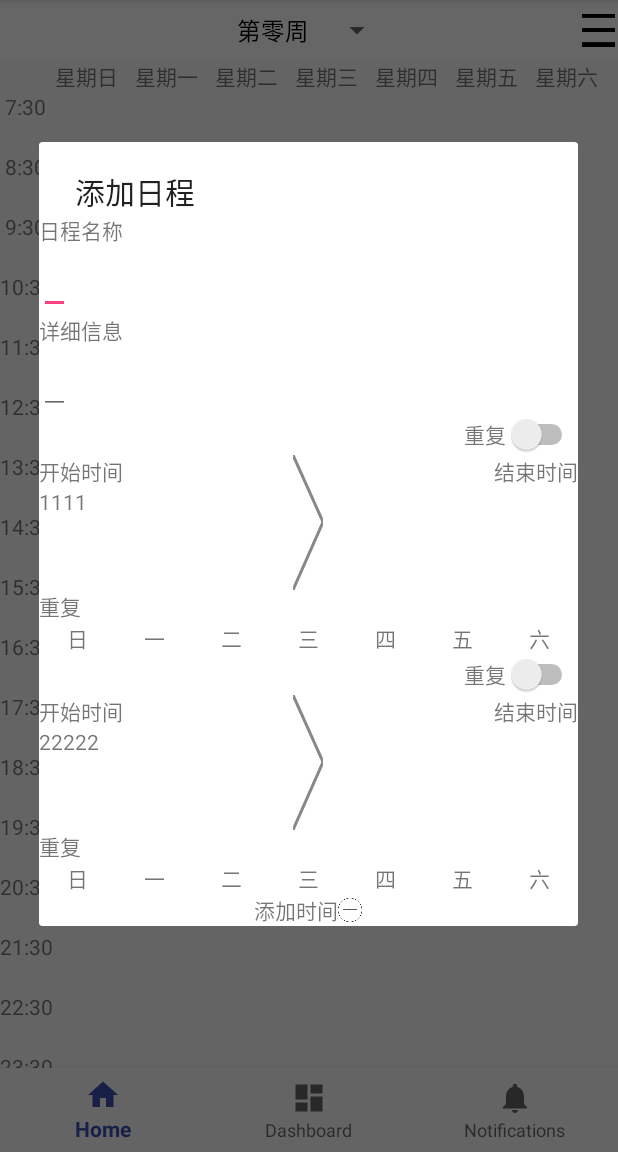
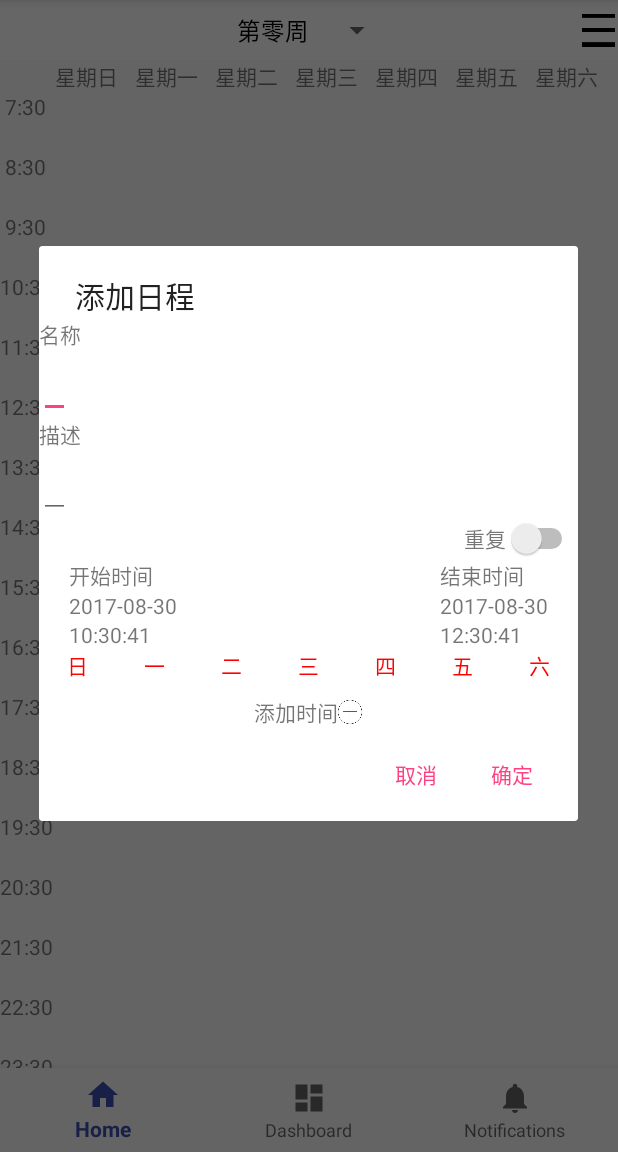
Before and after one commit to w-mj/Time_Manager_Reconstruction, an Android app: the MainActivity screen opened directly, with no data from a screen before it, after a tap on an icon or button, on a phone screen of 412 x 824 dp, the part 84-1236 px from its top. Run offline under Robolectric (Android 15) with nearby library versions, the phone set to English and light mode, and no system bars; 1 other tap on this screen came first.

Commit message:
big update
+ fix thread problem of simpleDateFormater
+ surface of add item
+ backend fo add item (not test yet)

```diff
--- a/app/src/main/java/wmj/InnerLayer/MyTools.java
+++ b/app/src/main/java/wmj/InnerLayer/MyTools.java
@@ -7,6 +7,7 @@ import android.os.Message;
 import java.text.DateFormat;
 import java.text.SimpleDateFormat;
 import java.util.Calendar;
+import java.util.Date;
 import java.util.Locale;
 
 import wmj.InnerLayer.Item.ItemList;
@@ -19,9 +20,6 @@ import wmj.timemanager.MainActivity;
  */
 
 public class MyTools {
-    public static DateFormat dateFormatter;
-    public static DateFormat timeFormatter;
-    public static DateFormat dateTimeFormatter;
 
     static public void initialization(MainActivity mainActivity) throws Exception {
         MyHandler handler = new MyHandler(mainActivity);
@@ -38,12 +36,11 @@ public class MyTools {
         Configure.DefaultCalenderView = 1;  // 只能取1和2
         if (Configure.DefaultCalenderView != 1 && Configure.DefaultCalenderView != 2)
             throw new Exception("CalenderView只能取1或2");
+    }
 
-        dateFormatter = new SimpleDateFormat("yyyy-MM-dd", Locale.CHINA);
-        timeFormatter = new SimpleDateFormat("HH:mm:dd", Locale.CHINA);
-        dateTimeFormatter = new SimpleDateFormat("yyyy-MM-dd HH:mm:dd", Locale.CHINA);
-
-    }
+    static public DateFormat dateFormatter() { return new SimpleDateFormat("yyyy-MM-dd", Locale.CHINA);}
+    static public DateFormat timeFormatter() { return new SimpleDateFormat("HH:mm:ss", Locale.CHINA);}
+    static public DateFormat dateTimeFormatter() { return new SimpleDateFormat("yyyy-MM-dd HH:mm:ss", Locale.CHINA);}
 
     public static void showToast(String message, boolean isShort) {
         Message msg = new Message();
--- a/app/src/main/java/wmj/timemanager/activitiesFragment/NewActivityDialog.java
+++ b/app/src/main/java/wmj/timemanager/activitiesFragment/NewActivityDialog.java
@@ -36,8 +36,8 @@ abstract public class NewActivityDialog{
         dialog.setTitle("发起一个活动");
         // title.setText("添加新活动");
         final Date today = (Calendar.getInstance()).getTime();
-        date.setText(MyTools.dateFormatter.format(today));
-        time.setText(MyTools.timeFormatter.format(today));
+        date.setText(MyTools.dateFormatter().format(today));
+        time.setText(MyTools.timeFormatter().format(today));
         limit.setText("无限");
         final int[] chosenTime = new int[5]; // 神TM指针 厉害了我的Java
         final Calendar c = Configure.today;// 获取今天的日期
--- a/app/src/main/java/wmj/timemanager/weekViewFragment/AddItemDialog.java
+++ b/app/src/main/java/wmj/timemanager/weekViewFragment/AddItemDialog.java
@@ -1,21 +1,35 @@
 package wmj.timemanager.weekViewFragment;
 
 import android.app.Dialog;
-import android.content.Context;
-import android.graphics.Canvas;
+import android.content.DialogInterface;
 import android.os.Bundle;
 import android.support.annotation.NonNull;
 import android.support.v4.app.DialogFragment;
 import android.support.v7.app.AlertDialog;
-import android.util.AttributeSet;
 import android.view.View;
-import android.widget.FrameLayout;
 import android.widget.LinearLayout;
-import android.widget.RelativeLayout;
-import android.widget.Switch;
 import android.widget.TextView;
 
+import org.json.JSONException;
+import org.json.JSONObject;
+import org.w3c.dom.Text;
+
+import java.util.Calendar;
+import java.util.Date;
+import java.util.HashMap;
+import java.util.LinkedList;
+import java.util.Locale;
+import java.util.concurrent.ExecutionException;
+import java.util.concurrent.ExecutorService;
+import java.util.concurrent.Executors;
+import java.util.concurrent.TimeUnit;
+import java.util.concurrent.TimeoutException;
+
+import wmj.InnerLayer.Configure;
 import wmj.InnerLayer.Item.Item;
+import wmj.InnerLayer.Item.Time;
+import wmj.InnerLayer.MyTools;
+import wmj.InnerLayer.NetWork.SendPost;
 import wmj.timemanager.R;
 
 /**
@@ -26,28 +40,90 @@ import wmj.timemanager.R;
 public class AddItemDialog extends DialogFragment {
 
     private Item item;
+    private LinkedList<View> timeViewList = new LinkedList<>();
 
     @NonNull
     @Override
     public Dialog onCreateDialog(Bundle saveInstance) {
         View backView = View.inflate(getActivity(), R.layout.new_schedule_add_item_dialog, null);
-        LinearLayout timeList = (LinearLayout)backView.findViewById(R.id.nsaid_time_list);
+        LinearLayout timeViewLayout = (LinearLayout)backView.findViewById(R.id.nsaid_time_list);
 
-        View time1 = View.inflate(getActivity(), R.layout.new_schedule_add_item_dialog_time, null);
-        View time2 = View.inflate(getActivity(), R.layout.new_schedule_add_item_dialog_time, null);
+        if (timeViewList.size() == 0)
+            addTimeView();
 
-        TextView t1 = (TextView)time1.findViewById(R.id.nsaidt_start_date);
-        TextView t2 = (TextView)time2.findViewById(R.id.nsaidt_start_date);
+        // timeViewList.forEach(timeViewLayout::addView);  // 把创建的view全部添加到layout里
+        for (View v: timeViewList) {
+            timeViewLayout.addView(v);
+        }
 
-        t1.setText("1111");
-        t2.setText("22222");
-
-        timeList.addView(time1);
-        timeList.addView(time2);
+        View addTime = backView.findViewById(R.id.nsaid_add_time);
+        TextView name = (TextView)backView.findViewById(R.id.nsaid_name);
+        TextView detail = (TextView)backView.findViewById(R.id.nsaid_detail);
+        addTime.setOnClickListener(new View.OnClickListener() {
+            @Override
+            public void onClick(View v) {
+                timeViewLayout.addView(generateTimeView());
+            }
+        });
 
         AlertDialog.Builder dialog = new AlertDialog.Builder(getContext());
         dialog.setView(backView);
         dialog.setTitle("添加日程");
+        dialog.setNegativeButton("取消", null);
+        dialog.setPositiveButton("确定", new DialogInterface.OnClickListener() {
+            @Override
+            public void onClick(DialogInterface dialog, int which) {
+                JSONObject data = new JSONObject();
+                try {
+                    data.put("name", (String) name.getText());
+                    data.put("details", (String) detail.getText());
+                    data.put("type", "6");
+                    data.put("priority", "0");
+
+                    SendPost post = new SendPost("affair/upload", null);
+                    post.data.put("type", "add_item");
+                    post.data.put("user_id", String.valueOf(Configure.user.userId));
+                    post.data.put("data", data.toString());
+
+                    ExecutorService executorService = Executors.newSingleThreadExecutor();
+                    String result = executorService.submit(post).get(2000, TimeUnit.MILLISECONDS);
+
+                    Configure.itemList.addItem(Item.parseFromJson(result));
+
+                } catch (JSONException e) {
+                    e.printStackTrace();
+                    MyTools.showToast("内部错误", false);
+                } catch (InterruptedException | ExecutionException | TimeoutException e) {
+                    MyTools.showToast("网络错误", false);
+                    e.printStackTrace();
+                }
+            }
+        });
         return dialog.create();
     }
+
+
+    private View generateTimeView(Calendar c) {
+        Date startTime  = c.getTime();
+        c.set(Calendar.HOUR_OF_DAY, c.get(Calendar.HOUR_OF_DAY) + 2);
+        Date endTime = c.getTime();
+        Time t = new Time(startTime, endTime, null, -1, null, -1, -1);
+        AddItemDialogTimeView v = new AddItemDialogTimeView(getContext());
+        v.setTime(t);
+        return v;
+    }
+
+    private View generateTimeView() {
+        Calendar c = Calendar.getInstance(Locale.CHINA);
+        return generateTimeView(c);
+    }
+
+    public void addTimeView(Calendar c) {
+        timeViewList.add(generateTimeView(c));
+    }
+
+    public void addTimeView() {
+        Calendar c = Calendar.getInstance(Locale.CHINA);
+        timeViewList.add(generateTimeView(c));
+    }
 }
--- /dev/null
+++ b/app/src/main/java/wmj/timemanager/weekViewFragment/AddItemDialogTimeView.java
@@ -0,0 +1,113 @@
+package wmj.timemanager.weekViewFragment;
+
+import android.app.DatePickerDialog;
+import android.app.TimePickerDialog;
+import android.content.Context;
+import android.util.AttributeSet;
+import android.view.View;
+import android.widget.CompoundButton;
+import android.widget.DatePicker;
+import android.widget.LinearLayout;
+import android.widget.Switch;
+import android.widget.TextView;
+import android.widget.TimePicker;
+
+import java.util.Calendar;
+import java.util.Date;
+import java.util.Locale;
+
+import wmj.InnerLayer.Item.Time;
+import wmj.InnerLayer.MyTools;
+import wmj.timemanager.R;
+
+/**
+ * Created by mj on 17-8-30.
+ * 添加日程对话框里的每一个时间
+ */
+
+public class AddItemDialogTimeView extends LinearLayout{
+
+    Time time;
+
+    public AddItemDialogTimeView(Context context) {
+        super(context);
+    }
+    // 不允许在xml中直接定义
+//    public AddItemDialogTimeView(Context context, AttributeSet attributeSet) {
+//        super(context, attributeSet);
+//        init();
+//    }
+
+    public void setTime(Time time) {
+        this.time = time;
+        init();
+    }
+
+    public Time getTime() {return time;}
+
+    private DatePickerDialog generateDatePickerDialog(Date container, TextView v) {
+        Calendar calendar = Calendar.getInstance();
+        calendar.setTime(container);
+        return new DatePickerDialog(getContext(), new DatePickerDialog.OnDateSetListener() {
+            @Override
+            public void onDateSet(DatePicker view, int year, int month, int dayOfMonth) {
+                Calendar c = Calendar.getInstance(Locale.CHINA);
+                c.setTime(container);
+                c.set(year, month, dayOfMonth);
+                container.setTime(c.getTime().getTime());
+                v.setText(String.format(Locale.CHINA, "%4d-%2d-%2d", year, month, dayOfMonth));
+            }
+        }, calendar.get(Calendar.YEAR), calendar.get(Calendar.MONTH), calendar.get(Calendar.DAY_OF_MONTH));
+    }
+
+    private TimePickerDialog generateTimePickerDialog(Date container, TextView v) {
+        Calendar calendar = Calendar.getInstance();
+        calendar.setTime(container);
+        return new TimePickerDialog(getContext(), new TimePickerDialog.OnTimeSetListener() {
+            @Override
+            public void onTimeSet(TimePicker view, int hourOfDay, int minute) {
+                Calendar c = Calendar.getInstance(Locale.CHINA);
+                c.setTime(container);
+                c.set(Calendar.HOUR_OF_DAY, hourOfDay);
+                c.set(Calendar.MINUTE, minute);
+                container.setTime(c.getTime().getTime());
+                v.setText(String.format(Locale.CHINA, "%2d:%2d", hourOfDay, minute));
+            }
+        }, calendar.get(Calendar.HOUR_OF_DAY), calendar.get(Calendar.MINUTE), true);
+    }
+
+    private void init() {
+        inflate(getContext(), R.layout.new_schedule_add_item_dialog_time, this);
+        setId(View.generateViewId());
+        TextView startDateView = (TextView)findViewById(R.id.nsaidt_start_date);
+        TextView startTimeView = (TextView)findViewById(R.id.nsaidt_start_time);
+        TextView endDateView = (TextView)findViewById(R.id.nsaidt_end_date);
+        TextView endTimeView = (TextView)findViewById(R.id.nsaidt_end_time);
+
+        startDateView.setText(MyTools.dateFormatter().format(time.startTime));
+        startTimeView.setText(MyTools.timeFormatter().format(time.startTime));
+        endDateView.setText(MyTools.dateFormatter().format(time.endTime));
+        endTimeView.setText(MyTools.timeFormatter().format(time.endTime));
+
+        startDateView.setOnClickListener(v -> generateDatePickerDialog(time.startTime, startDateView).show());
+        startTimeView.setOnClickListener(v -> generateTimePickerDialog(time.startTime, startTimeView).show());
+        endDateView.setOnClickListener(v -> generateDatePickerDialog(time.endTime, endDateView).show());
+        endTimeView.setOnClickListener(v -> generateTimePickerDialog(time.endTime, endTimeView).show());
+
+        WeekPicker weekPicker = (WeekPicker)findViewById(R.id.nsaidt_repeat);
+        weekPicker.set(time.every);
+        // 回调方法, 当weekPicker的状态改变时修改time
+        weekPicker.setOnStatusChangeListener(status -> time.every = status);
+
+        Switch isRepeatSwitch = (Switch)findViewById(R.id.nsaidt_switch);
+        isRepeatSwitch.setOnCheckedChangeListener(new CompoundButton.OnCheckedChangeListener() {
+            @Override
+            public void onCheckedChanged(CompoundButton buttonView, boolean isChecked) {
+                if (isChecked)
+                    weekPicker.setVisibility(View.VISIBLE);
+                else
+                    weekPicker.setVisibility(View.INVISIBLE);
+            }
+        });
+    }
+}
--- a/app/src/main/java/wmj/timemanager/weekViewFragment/ArrowView.java
+++ b/app/src/main/java/wmj/timemanager/weekViewFragment/ArrowView.java
@@ -1,4 +1,4 @@
-package wesayallright.timemanager.surface.newScheduleFragment;
+package wmj.timemanager.weekViewFragment;
 
 import android.content.Context;
 import android.graphics.Canvas;
--- a/app/src/main/java/wmj/timemanager/weekViewFragment/ConfirmDeleteDialog.java
+++ b/app/src/main/java/wmj/timemanager/weekViewFragment/ConfirmDeleteDialog.java
@@ -64,6 +64,7 @@ public class ConfirmDeleteDialog extends DialogFragment {
 
                 SendPost post = new SendPost("affair/upload/", null);
                 post.data.put("type", "delete_item");
+                post.data.put("user_id", String.valueOf(Configure.user.userId));
                 post.data.put("data", "{\"id\":" + item.getId() + "}");
                 ExecutorService executor = Executors.newSingleThreadExecutor();
                 Future<String> future = executor.submit(post);
@@ -84,8 +85,6 @@ public class ConfirmDeleteDialog extends DialogFragment {
                     e.printStackTrace();
                 }
 
-
-                Configure.itemList.saveChange(ItemList.ChangeType.DELETE_ITEM, item.getId());
                 Message msg = new Message();
                 msg.what = MyHandler.REFRESH_FRAGMENT;
                 msg.obj = "Default view";
--- /dev/null
+++ b/app/src/main/java/wmj/timemanager/weekViewFragment/WeekPicker.java
@@ -0,0 +1,85 @@
+package wmj.timemanager.weekViewFragment;
+
+import android.content.Context;
+import android.graphics.Color;
+import android.util.AttributeSet;
+import android.view.View;
+import android.widget.LinearLayout;
+import android.widget.TextView;
+
+import wmj.timemanager.R;
+
+/**
+ * Created by mj on 17-8-30.
+ * 星期选择器
+ */
+
+public class WeekPicker extends LinearLayout {
+
+    private TextView[] day = new TextView[7];
+    private int status = 0;
+
+    private OnStatusChangeListener mOnStatusChangeListener;
+
+    public WeekPicker(Context context) {
+        super(context);
+        init();
+    }
+    public WeekPicker(Context context, AttributeSet attributeSet) {
+        super(context, attributeSet);
+        init();
+    }
+
+    private void init() {
+        inflate(getContext(), R.layout.week_picker_layout, this);
+        day[0] = (TextView)findViewById(R.id.wpl_sun);
+        day[1] = (TextView)findViewById(R.id.wpl_mon);
+        day[2] = (TextView)findViewById(R.id.wpl_tue);
+        day[3] = (TextView)findViewById(R.id.wpl_web);
+        day[4] = (TextView)findViewById(R.id.wpl_thur);
+        day[5] = (TextView)findViewById(R.id.wpl_fri);
+        day[6] = (TextView)findViewById(R.id.wpl_sat);
+
+        for (int i = 0; i < 7; i++) {
+            int finalI = i;
+            day[i].setOnClickListener(new OnClickListener() {
+                @Override
+                public void onClick(View v) {
+                    if ((status & (0x01 << finalI)) != 0) {
+                        // 这个星期已经被选
+                        ((TextView)v).setTextColor(Color.BLACK);
+                        status = status & (~(0x01 << finalI));
+                    } else {
+                        ((TextView)v).setTextColor(Color.RED);
+                        status = status | (0x01 << finalI);
+                    }
+
+                    if (mOnStatusChangeListener != null) {
+                        mOnStatusChangeListener.onStatusChange(status);
+                    }
+                }
+            });
+        }
+    }
+
+    public int check() {return status;}
+
+    public void set(final int status) {
+        this.status = status;
+        for (int i = 0; i < 7; i++) {
+            if ((status & (0x01 << i)) != 0) {
+                day[i].setTextColor(Color.RED);
+            } else {
+                day[i].setTextColor(Color.BLACK);
+            }
+        }
+    }
+
+    public void setOnStatusChangeListener(OnStatusChangeListener onStatusChangeListener) {
+        mOnStatusChangeListener = onStatusChangeListener;
+    }
+
+    public interface OnStatusChangeListener {
+        void onStatusChange(int status);
+    }
+}
--- a/app/src/main/res/layout/new_schedule_add_item_dialog.xml
+++ b/app/src/main/res/layout/new_schedule_add_item_dialog.xml
@@ -6,19 +6,21 @@
     <TextView
         android:layout_width="wrap_content"
         android:layout_height="wrap_content"
-        android:text="日程名称"
+        android:text="名称"
         />
 
     <EditText
+        android:id="@+id/nsaid_name"
+        style="@style/Widget.AppCompat.EditText"
         android:layout_width="wrap_content"
         android:layout_height="wrap_content"
-        android:id="@+id/nsaid_name"
-        android:inputType="text" />
+        android:inputType="text"
+        android:maxLines="1"/>
 
     <TextView
         android:layout_width="wrap_content"
         android:layout_height="wrap_content"
-        android:text="详细信息"
+        android:text="描述"
         />
 
     <EditText
--- a/app/src/main/res/layout/new_schedule_add_item_dialog_time.xml
+++ b/app/src/main/res/layout/new_schedule_add_item_dialog_time.xml
@@ -2,7 +2,8 @@
 <LinearLayout xmlns:android="http://schemas.android.com/apk/res/android"
     android:layout_width="match_parent"
     android:layout_height="match_parent"
-    android:orientation="vertical">
+    android:orientation="vertical"
+    android:paddingBottom="10dp">
 
     <LinearLayout
         android:layout_width="match_parent"
@@ -22,8 +23,10 @@
     </LinearLayout>
 
     <FrameLayout
+        android:paddingStart="20dp"
+        android:paddingEnd="20dp"
         android:layout_width="match_parent"
-        android:layout_height="90dp"
+        android:layout_height="wrap_content"
         android:layout_gravity="start">
 
         <LinearLayout
@@ -46,11 +49,6 @@
                 android:layout_width="wrap_content"
                 android:layout_height="wrap_content" />
         </LinearLayout>
-
-        <wesayallright.timemanager.surface.newScheduleFragment.ArrowView
-            android:layout_width="20dp"
-            android:layout_height="match_parent"
-            android:layout_gravity="center" />
 
         <LinearLayout
             android:layout_width="wrap_content"
@@ -76,79 +74,11 @@
 
     </FrameLayout>
 
-    <LinearLayout
-        android:id="@+id/nsaidt_repeat_bar"
+    <wmj.timemanager.weekViewFragment.WeekPicker
+        android:id="@+id/nsaidt_repeat"
         android:layout_width="match_parent"
-        android:layout_height="wrap_content"
-        android:orientation="vertical">
+        android:layout_height="wrap_content">
 
-        <TextView
-            android:layout_width="wrap_content"
-            android:layout_height="wrap_content"
-            android:text="重复" />
-
-        <LinearLayout
-            android:layout_width="match_parent"
-            android:layout_height="wrap_content"
-            android:orientation="horizontal">
-
-            <TextView
-                android:gravity="center"
-                android:id="@+id/nsctd_every_sun"
-                android:layout_width="0dp"
-                android:layout_height="wrap_content"
-                android:layout_weight="1"
-                android:text="日" />
-
-            <TextView
-                android:gravity="center"
-                android:id="@+id/nsctd_every_mon"
-                android:layout_width="0dp"
-                android:layout_height="wrap_content"
-                android:layout_weight="1"
-                android:text="一" />
-
-            <TextView
-                android:gravity="center"
-                android:id="@+id/nsctd_every_tue"
-                android:layout_width="0dp"
-                android:layout_height="wrap_content"
-                android:layout_weight="1"
-                android:text="二" />
-
-            <TextView
-                android:gravity="center"
-                android:id="@+id/nsctd_every_wed"
-                android:layout_width="0dp"
-                android:layout_height="wrap_content"
-                android:layout_weight="1"
-                android:text="三" />
-
-            <TextView
-                android:gravity="center"
-                android:id="@+id/nsctd_every_thur"
-                android:layout_width="0dp"
-                android:layout_height="wrap_content"
-                android:layout_weight="1"
-                android:text="四" />
-
-            <TextView
-                android:gravity="center"
-                android:id="@+id/nsctd_every_fri"
-                android:layout_width="0dp"
-                android:layout_height="wrap_content"
-                android:layout_weight="1"
-                android:text="五" />
-
-            <TextView
-                android:gravity="center"
-                android:id="@+id/nsctd_every_sat"
-                android:layout_width="0dp"
-                android:layout_height="wrap_content"
-                android:layout_weight="1"
-                android:text="六" />
-        </LinearLayout>
-
-    </LinearLayout>
+    </wmj.timemanager.weekViewFragment.WeekPicker>
 
 </LinearLayout>
--- /dev/null
+++ b/app/src/main/res/layout/week_picker_layout.xml
@@ -0,0 +1,62 @@
+<?xml version="1.0" encoding="utf-8"?>
+<LinearLayout xmlns:android="http://schemas.android.com/apk/res/android"
+    android:layout_width="match_parent"
+    android:layout_height="match_parent"
+    android:orientation="horizontal">
+
+    <TextView
+        android:id="@+id/wpl_sun"
+        android:layout_width="0dp"
+        android:layout_height="wrap_content"
+        android:layout_weight="1"
+        android:gravity="center"
+        android:text="日" />
+
+    <TextView
+        android:id="@+id/wpl_mon"
+        android:layout_width="0dp"
+        android:layout_height="wrap_content"
+        android:layout_weight="1"
+        android:gravity="center"
+        android:text="一" />
+
+    <TextView
+        android:id="@+id/wpl_tue"
+        android:layout_width="0dp"
+        android:layout_height="wrap_content"
+        android:layout_weight="1"
+        android:gravity="center"
+        android:text="二" />
+
+    <TextView
+        android:id="@+id/wpl_web"
+        android:layout_width="0dp"
+        android:layout_height="wrap_content"
+        android:layout_weight="1"
+        android:gravity="center"
+        android:text="三" />
+
+    <TextView
+        android:id="@+id/wpl_thur"
+        android:layout_width="0dp"
+        android:layout_height="wrap_content"
+        android:layout_weight="1"
+        android:gravity="center"
+        android:text="四" />
+
+    <TextView
+        android:id="@+id/wpl_fri"
+        android:layout_width="0dp"
+        android:layout_height="wrap_content"
+        android:layout_weight="1"
+        android:gravity="center"
+        android:text="五" />
+
+    <TextView
+        android:id="@+id/wpl_sat"
+        android:layout_width="0dp"
+        android:layout_height="wrap_content"
+        android:layout_weight="1"
+        android:gravity="center"
+        android:text="六" />
+</LinearLayout>
```
Also changed, not shown: app/src/main/java/wmj/InnerLayer/Item/Item.java (+39 -0 lines), app/src/main/java/wmj/InnerLayer/Item/ItemList.java (+47 -41 lines), app/src/main/java/wmj/InnerLayer/Item/Time.java (+57 -15 lines), app/src/main/java/wmj/timemanager/weekViewFragment/ChangeTimeDialog.java (+7 -6 lines).
